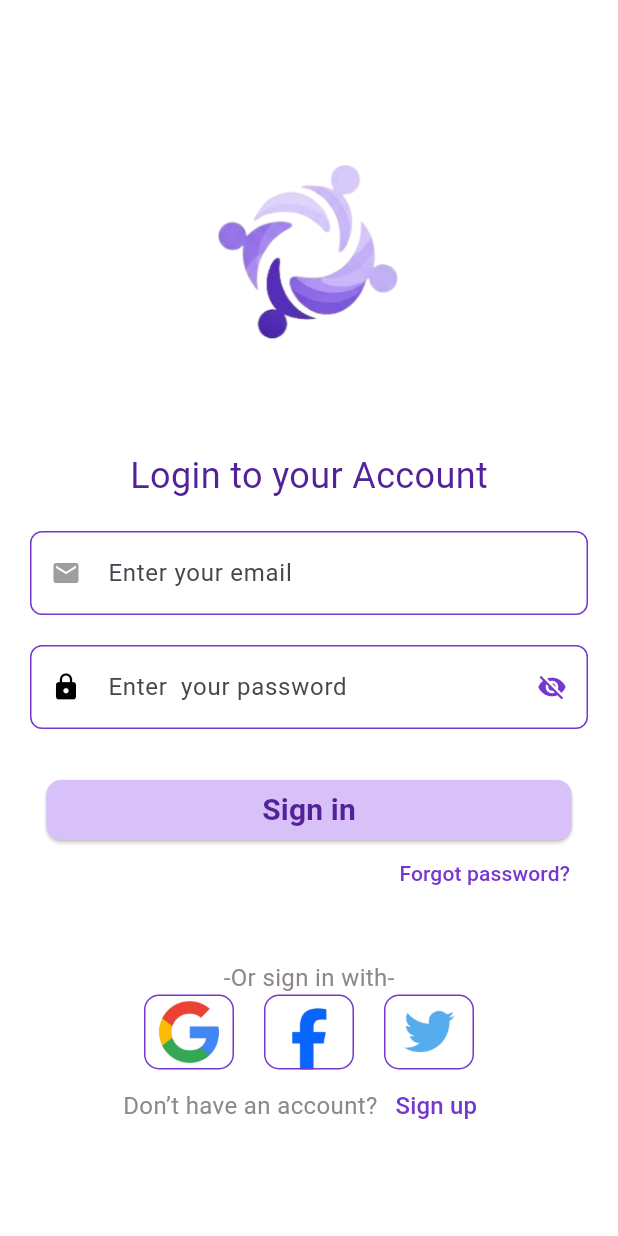
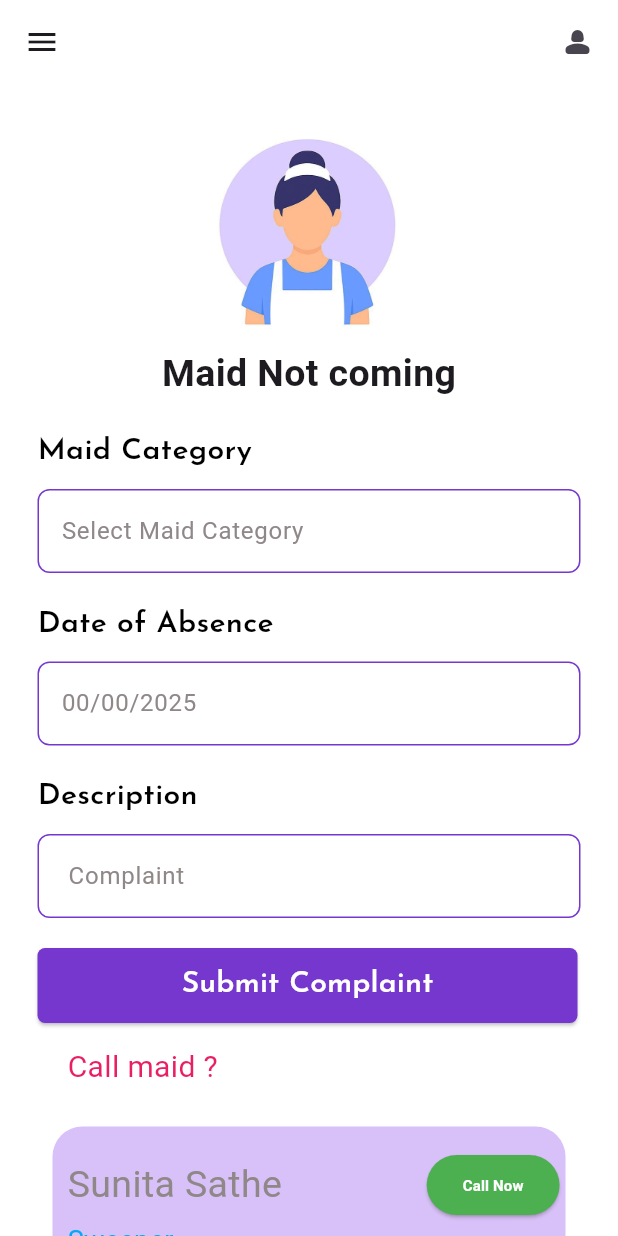
Before and after one commit to Gangasagar-95/Society_setu, a Flutter app: the screen it shows after launch, on a phone screen of 412 x 824 dp. Run offline on Flutter 3.47's test engine with Material 3 defaults, Android fonts, the phone set to English and light mode, and no system bars; our stand-ins replace get, google_fonts, shared_preferences.

Commit message:
cutom widget created

```diff
--- a/lib/Color/app_colors.dart
+++ b/lib/Color/app_colors.dart
@@ -6,4 +6,9 @@ class Appcolor {
   static const Color textcolor = Color(0xFF532299);
   static const Color subtextcolor = Color(0xFF908888);
   static const Color buttoncolor = Color(0xFFD8C1F8);
+  static const  Color subtitlecolor  = Colors.black;
+  static const Color pcolor = Colors.pink;
+  static const Color gcolor= Colors.green;
+  static const Color bcolor= Colors.lightBlue;
+
 }
--- a/lib/Routes/app_routes.dart
+++ b/lib/Routes/app_routes.dart
@@ -7,5 +7,6 @@ class Approutes {
   static const String emailverification = "/email_verification_screen";
   static const String forgotpassword = "/forgot_password_screen";
   static const String homescreen = "/home_screen";
+   static const String maidscreen = "/maid_screen";
 
 }
--- /dev/null
+++ b/lib/custom_widget/custom_button.dart
@@ -0,0 +1,30 @@
+import 'package:flutter/material.dart';
+import 'package:google_fonts/google_fonts.dart';
+import 'package:society_setu/Color/app_colors.dart';
+
+class CustomButton extends StatelessWidget {
+  final String text;
+  final VoidCallback onPressed;
+
+  const CustomButton({super.key, required this.text, required this.onPressed});
+
+  @override
+  Widget build(BuildContext context) {
+    return ElevatedButton(
+      onPressed: onPressed,
+      style: ElevatedButton.styleFrom(
+        minimumSize: Size(360, 50),
+        backgroundColor: Appcolor.primarycolor,
+        shape: RoundedRectangleBorder(borderRadius: BorderRadius.circular(5)),
+      ),
+      child: Text(
+        text,
+        style: GoogleFonts.josefinSans(
+          color: Appcolor.bgcolor,
+          fontSize: 20,
+          fontWeight: FontWeight.w600,
+        ),
+      ),
+    );
+  }
+}
--- /dev/null
+++ b/lib/custom_widget/subtitle.dart
@@ -0,0 +1,19 @@
+import 'package:flutter/material.dart';
+import 'package:google_fonts/google_fonts.dart';
+import 'package:society_setu/Color/app_colors.dart';
+
+class Subtitle extends StatelessWidget {
+  final String text;
+  const Subtitle({super.key, required this.text});
+
+  @override
+  Widget build(BuildContext context) {
+    return Text(
+     text,style: GoogleFonts.josefinSans(
+          color: Appcolor.subtitlecolor,
+          fontSize: 20,
+          fontWeight: FontWeight.w600,
+        ),
+    );
+  }
+}
--- a/lib/main.dart
+++ b/lib/main.dart
@@ -7,6 +7,7 @@
 import 'package:society_setu/screens/email_verification_screen.dart';
 import 'package:society_setu/screens/forgot_password_screen.dart';
 import 'package:society_setu/screens/login_screen.dart';
+import 'package:society_setu/screens/maid_screen.dart';
 import 'package:society_setu/screens/reset_password_screen.dart';
 import 'package:society_setu/screens/splash_screen.dart';
 
@@ -30,7 +31,7 @@
       initialRoute: '/', //token == null ? 'dummyscreen' : '/Tab_screen',
 
       routes: {
-        "/": (context) => SplashScreen(),
+        "/": (context) => MaidScreen(),
         "/login_screen": (context) => LoginScreen(),
         "/create_account_Screen": (context) => CreateAccount(),
         "/forgot_password_screen": (context) => ForgotPassword(),
@@ -38,6 +39,7 @@
         "/reset_password_screen": (context) => ResetPassword(),
         "/splash_screen": (context) => SplashScreen(),
         "/home_screen": (context) => Homescreen(),
+        "/maid_screen": (context) => MaidScreen(),
       },
     );
   }
--- a/lib/screens/email_verification_screen.dart
+++ b/lib/screens/email_verification_screen.dart
@@ -1,6 +1,6 @@
 import 'package:flutter/material.dart';
 import 'package:get/get.dart';
-import 'package:get/get_core/src/get_main.dart';
+
 import 'package:society_setu/Color/app_colors.dart';
 import 'package:society_setu/Routes/app_routes.dart';
 
@@ -10,7 +10,7 @@ class EmailVerification extends StatelessWidget {
 
   void login() {
     if (_formkey.currentState!.validate()) {
-      Get.offNamed(Approutes.splashscreen);
+      Get.offNamed(Approutes.resetpassword);
     }
   }
 
--- a/lib/screens/forgot_password_screen.dart
+++ b/lib/screens/forgot_password_screen.dart
@@ -10,7 +10,7 @@ class ForgotPassword extends StatelessWidget {
 
   void login() {
     if (_formkey.currentState!.validate()) {
-      Get.offNamed(Approutes.splashscreen);
+      Get.offNamed(Approutes.emailverification);
     }
   }
 
--- a/lib/screens/login_screen.dart
+++ b/lib/screens/login_screen.dart
@@ -7,6 +7,7 @@ import 'package:society_setu/Color/app_colors.dart';
 import 'package:society_setu/Controller/eye_icon_controller.dart';
 import 'package:society_setu/Controller/logincontroller.dart';
 import 'package:society_setu/Routes/app_routes.dart';
+import 'package:society_setu/custom_widget/custom_button.dart';
 import 'package:society_setu/custom_widget/logo_containers.dart';
 
 class LoginScreen extends StatelessWidget {
@@ -32,6 +33,8 @@ class LoginScreen extends StatelessWidget {
         backgroundColor: Appcolor.bgcolor,
 
         body: SingleChildScrollView(
+          child: Padding(
+            padding: const EdgeInsets.all(25),
             child: Form(
               key: _formkey,
               child: Column(
@@ -53,12 +56,13 @@ class LoginScreen extends StatelessWidget {
                         ),
                         Padding(
                           padding: const EdgeInsets.only(
-                          left: 20,
-                          right: 20,
+                            // left: 20,
+                            // right: 20,
                             top: 20,
                             bottom: 20,
                           ),
-                        child: TextFormField(
+                          child:
+                        TextFormField(
                             controller: logincontroller.emailCtrl,
                             decoration: InputDecoration(
                               hintText: "Enter your email",
@@ -89,11 +93,13 @@ class LoginScreen extends StatelessWidget {
                         ),
                         Padding(
                           padding: const EdgeInsets.only(
-                          left: 20,
-                          right: 20,
+                            // left: 20,
+                            // right: 20,
                             bottom: 30,
                           ),
-                        child: TextFormField(
+                          child:
+
+                           TextFormField(
                             controller: logincontroller.passwordCtrl,
                             obscureText: eyeIconcontrollerobj.eye.value,
                             decoration: InputDecoration(
@@ -138,34 +144,8 @@ class LoginScreen extends StatelessWidget {
                           ),
                         ),
 
-                      ElevatedButton(
-                        onPressed: () {
-                          login();
-                        },
-                        style: ElevatedButton.styleFrom(
-                          backgroundColor: Appcolor.buttoncolor,
-                          shape: RoundedRectangleBorder(
-                            borderRadius: BorderRadius.circular(10),
-                          ),
-                        ),
-                        child: Padding(
-                          padding: const EdgeInsets.only(
-                            left: 120,
-                            right: 120,
-                            // top: 10,
-                            // bottom: 10,
-                          ),
-                          child: Text(
-                            "Sign in",
-                            style: TextStyle(
-                              color: Appcolor.textcolor,
-                              fontSize: 20,
-                              fontWeight: FontWeight.w700,
-                            ),
-                          ),
-                        ),
-                      ),
 
+                         CustomButton(text:  "Sign in", onPressed: (){login();}),
                         Align(
                           alignment: Alignment.bottomRight,
                           child: TextButton(
@@ -193,7 +173,7 @@ class LoginScreen extends StatelessWidget {
                         ),
 
                         Padding(
-                        padding: const EdgeInsets.only(left: 24, right: 24),
+                          padding: const EdgeInsets.only(left: 24, right: 24,top: 20),
                           child: Row(
                             mainAxisAlignment: MainAxisAlignment.center,
                             children: [
@@ -244,6 +224,7 @@ class LoginScreen extends StatelessWidget {
               ),
             ),
           ),
+        ),
       );
     });
   }
--- /dev/null
+++ b/lib/screens/maid_screen.dart
@@ -0,0 +1,212 @@
+
+
+import 'package:flutter/material.dart';
+
+import 'package:society_setu/Color/app_colors.dart';
+import 'package:society_setu/custom_widget/custom_button.dart';
+import 'package:society_setu/custom_widget/subtitle.dart';
+
+
+class MaidScreen extends StatelessWidget {
+  const MaidScreen({super.key});
+
+  @override
+  Widget build(BuildContext context) {
+    return Scaffold(
+      backgroundColor: Appcolor.bgcolor,
+      appBar: AppBar(
+        backgroundColor: Appcolor.bgcolor,
+        leading: Icon(Icons.menu),
+        actions: [
+          Row(children: [Icon(Icons.person_2_rounded), SizedBox(width: 15)]),
+        ],
+      ),
+
+      body: SingleChildScrollView(
+        scrollDirection: Axis.vertical,
+
+          child: Padding(
+            padding: const EdgeInsets.all(25),
+            child: Column(
+              crossAxisAlignment: CrossAxisAlignment.start,
+              children: [
+                Center(
+                  child: Image.asset(
+                    "assets/images/maid.jpg",
+                    height: 150,
+                    width: 150,
+                  ),
+                ),
+                Center(
+                  child: Text(
+                    "Maid Not coming",
+                    style: TextStyle(fontSize: 25, fontWeight: FontWeight.bold),
+                  ),
+                ),
+                SizedBox(height: 20),
+
+
+                 Subtitle(text: "Maid Category" ),
+                Padding(
+                  padding: const EdgeInsets.only(
+
+                    top: 10,
+                    bottom: 20,
+                  ),
+                  child: TextFormField(
+                    decoration: InputDecoration(
+                      enabledBorder: OutlineInputBorder(
+                        borderSide: const BorderSide(
+                          color: Appcolor.primarycolor,
+                        ),
+                       borderRadius: BorderRadius.circular(8),),
+
+                      hintText: "Select Maid Category",
+                      hintStyle: TextStyle(color: Appcolor.subtextcolor, fontSize: 16),
+                  )  ),
+                ),
+
+
+
+              Subtitle(text: "Date of Absence" ),
+                Padding(
+                  padding: const EdgeInsets.only(
+
+                    top: 10,
+                    bottom: 20,
+                  ),
+                  child: TextFormField(
+                    decoration: InputDecoration(
+                      enabledBorder: OutlineInputBorder(
+                        borderSide: const BorderSide(
+                          color: Appcolor.primarycolor,
+                        ),
+                        borderRadius: BorderRadius.circular(8),
+                      ),
+                      hintText: "00/00/2025",
+                      hintStyle: TextStyle(color: Appcolor.subtextcolor, fontSize: 16),
+                    ),
+                  ),
+                ),
+
+
+             Subtitle(text:"Description" ),
+                Padding(
+                  padding: const EdgeInsets.only(
+
+                    top: 10,
+                    bottom: 20,
+                  ),
+                  child: TextFormField(
+                    decoration: InputDecoration(
+                      enabledBorder: OutlineInputBorder(
+                        borderSide: const BorderSide(
+                          color: Appcolor.primarycolor,
+                        ),
+                        borderRadius: BorderRadius.circular(8),
+                      ),
+                      hintText: " Complaint",
+                      hintStyle: TextStyle(color: Appcolor.subtextcolor, fontSize: 16),
+                    ),
+                  ),
+                ),
+                CustomButton(text:"Submit Complaint", onPressed: () {  }, ),
+                SizedBox(height: 15),
+                Row(
+                  children: [
+                    SizedBox(width: 20),
+                    Text(
+                      "Call maid ?",
+                      style: TextStyle(color: Appcolor.pcolor, fontSize: 20),
+                    ),
+                  ],
+                ),
+
+                SizedBox(height: 15),
+                Container(
+                  margin: EdgeInsets.all(10),
+                  height: 160,
+                  width: 350,
+                  decoration: BoxDecoration(
+                    borderRadius: BorderRadius.circular(20),
+                    color: Appcolor.buttoncolor,
+                  ),
+
+                  child: Column(
+                    children: [
+                      SizedBox(height: 15),
+                      Row(
+                        children: [
+                          SizedBox(width: 10),
+                          Text(
+                            "Sunita Sathe ",
+                            style: TextStyle(
+                              color: Appcolor.subtextcolor,
+                              fontSize: 25,
+                            ),
+                          ),
+                          SizedBox(width: 90),
+                          ElevatedButton(
+                            onPressed: () {},
+                            style: ElevatedButton.styleFrom(
+                              backgroundColor: Appcolor.gcolor,
+                              shape: RoundedRectangleBorder(
+                                borderRadius: BorderRadius.circular(20),
+                              ),
+                            ),
+                            child: Text(
+                              "Call Now",
+                              style: TextStyle(
+                                color: Appcolor.bgcolor,
+                                fontSize: 10,
+                                fontWeight: FontWeight.bold,
+                              ),
+                            ),
+                          ),
+                        ],
+                      ),
+
+                      Row(
+                        children: [
+                          SizedBox(width: 10),
+
+                          Column(
+                            crossAxisAlignment: CrossAxisAlignment.start,
+                            children: [
+                              Text(
+                                "Sweeper",
+                                style: TextStyle(
+                                  color: Appcolor.bcolor,
+                                  fontSize: 18,
+                                ),
+                              ),
+                              SizedBox(width: 10),
+                              Text(
+                                "Avaiable: 8 AM to 8 PM",
+                                style: TextStyle(
+                                  color: Appcolor.subtextcolor,
+                                  fontSize: 18,
+                                ),
+                              ),
+                              Text(
+                                "Towers: A,B And C",
+                                style: TextStyle(
+                                  color: Appcolor.subtextcolor,
+                                  fontSize: 18,
+                                ),
+                              ),
+                            ],
+                          ),
+                        ],
+                      ),
+                    ],
+                  ),
+                ),]
+            )
+            ),
+
+        ),
+
+    );
+  }
+}
--- a/lib/screens/reset_password_screen.dart
+++ b/lib/screens/reset_password_screen.dart
@@ -11,7 +11,7 @@ class ResetPassword extends StatelessWidget {
 
   void login() {
     if (_formkey.currentState!.validate()) {
-      Get.offNamed(Approutes.splashscreen);
+      Get.offNamed(Approutes.createaccount);
     }
   }
 
--- a/pubspec.yaml
+++ b/pubspec.yaml
@@ -37,6 +37,7 @@ dependencies:
   get: ^4.7.2
   http: ^1.4.0
   shared_preferences: ^2.5.3
+  google_fonts: ^6.3.0
 
 dev_dependencies:
   flutter_test:
```
Also changed, not shown: assets/images/Garbage_problem.jpg (added), assets/images/dog_problem.jpg (added), assets/images/lamp_light.jpg (added), assets/images/maid.jpg (added), assets/images/no_water_supply.jpg (added), assets/images/others_problem.jpg (added), assets/images/power_cut.jpg (added), assets/images/tenant_issues.jpg (added), pubspec.lock, 1 other file. Lines whose indentation alone changed are shown as unchanged.
